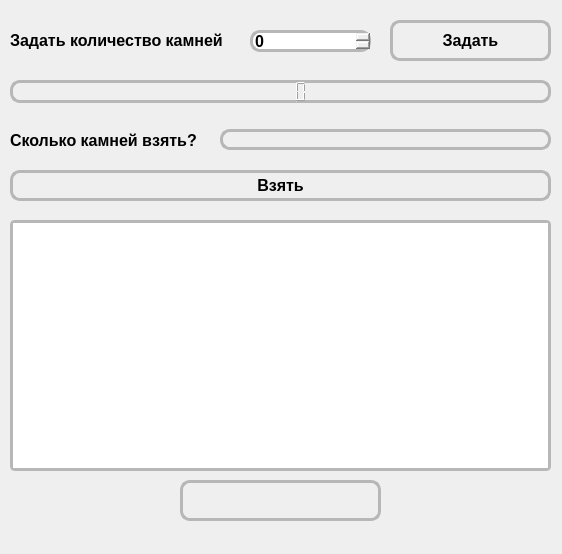
Above: Pseudonym.ui from Kimiroshi/Cupol before the change. Below: the same form after it.
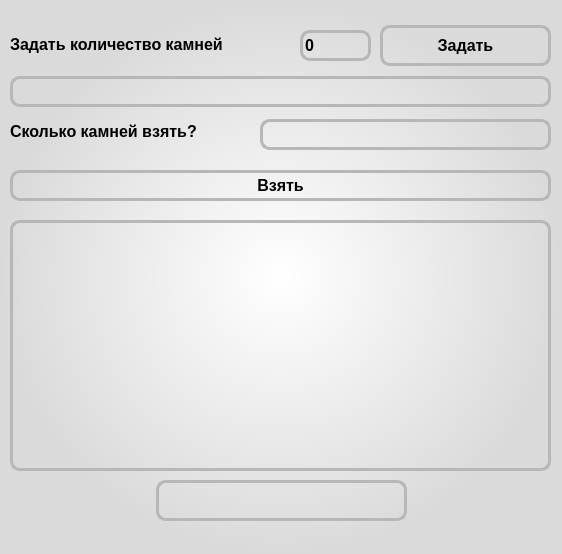
That is the form after the change.

```diff
--- a/Pseudonym.ui
+++ b/Pseudonym.ui
@@ -13,12 +13,15 @@
   <property name="windowTitle">
    <string>Псевдоним</string>
   </property>
+  <property name="styleSheet">
+   <string notr="true">background-color: qradialgradient(spread:pad, cx:0.5, cy:0.5, radius:0.5, fx:0.5, fy:0.5, stop:0 rgba(255, 255, 255, 255), stop:1 rgba(218, 218, 218, 255));</string>
+  </property>
   <widget class="QLabel" name="stones_label">
    <property name="geometry">
     <rect>
      <x>10</x>
-     <y>30</y>
-     <width>231</width>
+     <y>34</y>
+     <width>281</width>
      <height>21</height>
     </rect>
    </property>
@@ -29,6 +32,9 @@
      <bold>true</bold>
     </font>
    </property>
+   <property name="styleSheet">
+    <string notr="true">background-color: rgba(0,0,0,0)</string>
+   </property>
    <property name="text">
     <string>Задать количество камней</string>
    </property>
@@ -36,10 +42,10 @@
   <widget class="QSpinBox" name="stones">
    <property name="geometry">
     <rect>
-     <x>250</x>
+     <x>300</x>
      <y>30</y>
-     <width>121</width>
-     <height>22</height>
+     <width>71</width>
+     <height>31</height>
     </rect>
    </property>
    <property name="font">
@@ -50,7 +56,7 @@
     </font>
    </property>
    <property name="styleSheet">
-    <string notr="true">background: none;
+    <string notr="true">background: rgba(0, 0, 0, 0);
 border-radius: 10px;
 border: 3px solid #b7b7b7;
 </string>
@@ -59,9 +65,9 @@
   <widget class="QPushButton" name="startButton">
    <property name="geometry">
     <rect>
-     <x>390</x>
-     <y>20</y>
-     <width>161</width>
+     <x>380</x>
+     <y>25</y>
+     <width>171</width>
      <height>41</height>
     </rect>
    </property>
@@ -86,35 +92,12 @@
     <string>Задать</string>
    </property>
   </widget>
-  <widget class="QLCDNumber" name="remainLcd">
-   <property name="geometry">
-    <rect>
-     <x>10</x>
-     <y>80</y>
-     <width>541</width>
-     <height>23</height>
-    </rect>
-   </property>
-   <property name="font">
-    <font>
-     <pointsize>12</pointsize>
-     <weight>75</weight>
-     <bold>true</bold>
-    </font>
-   </property>
-   <property name="styleSheet">
-    <string notr="true">background: rgba(0, 0, 0, 0);
-border-radius: 10px;
-border: 3px solid #b7b7b7;
-</string>
-   </property>
-  </widget>
   <widget class="QLabel" name="takeInput_label">
    <property name="geometry">
     <rect>
      <x>10</x>
-     <y>120</y>
-     <width>201</width>
+     <y>111</y>
+     <width>251</width>
      <height>41</height>
     </rect>
    </property>
@@ -125,36 +108,13 @@
      <bold>true</bold>
     </font>
    </property>
+   <property name="styleSheet">
+    <string notr="true">background-color: rgba(0,0,0,0)</string>
+   </property>
    <property name="text">
     <string>Сколько камней взять?</string>
    </property>
   </widget>
-  <widget class="QLineEdit" name="takeInput">
-   <property name="geometry">
-    <rect>
-     <x>220</x>
-     <y>129</y>
-     <width>331</width>
-     <height>21</height>
-    </rect>
-   </property>
-   <property name="font">
-    <font>
-     <pointsize>12</pointsize>
-     <weight>75</weight>
-     <bold>true</bold>
-    </font>
-   </property>
-   <property name="styleSheet">
-    <string notr="true">background: rgba(0, 0, 0, 0);
-border-radius: 10px;
-border: 3px solid #b7b7b7;
-</string>
-   </property>
-   <property name="text">
-    <string/>
-   </property>
-  </widget>
   <widget class="QPushButton" name="takeButton">
    <property name="geometry">
     <rect>
@@ -202,8 +162,8 @@
     </font>
    </property>
    <property name="styleSheet">
-    <string notr="true">background: none;
-border-radius: 5px;
+    <string notr="true">background: rgba(0, 0, 0, 0);
+border-radius: 10px;
 border: 3px solid #b7b7b7;
 </string>
    </property>
@@ -211,9 +171,9 @@
   <widget class="QLabel" name="resultLabel">
    <property name="geometry">
     <rect>
-     <x>180</x>
+     <x>156</x>
      <y>480</y>
-     <width>201</width>
+     <width>251</width>
      <height>41</height>
     </rect>
    </property>
@@ -234,6 +194,61 @@
     <string/>
    </property>
   </widget>
+  <widget class="QLineEdit" name="remainLcd">
+   <property name="geometry">
+    <rect>
+     <x>10</x>
+     <y>76</y>
+     <width>541</width>
+     <height>31</height>
+    </rect>
+   </property>
+   <property name="font">
+    <font>
+     <pointsize>12</pointsize>
+     <weight>75</weight>
+     <bold>true</bold>
+    </font>
+   </property>
+   <property name="styleSheet">
+    <string notr="true">background: rgba(0, 0, 0, 0);
+border-radius: 10px;
+border: 3px solid #b7b7b7;
+</string>
+   </property>
+   <property name="text">
+    <string/>
+   </property>
+   <property name="readOnly">
+    <bool>true</bool>
+   </property>
+  </widget>
+  <widget class="QLineEdit" name="takeInput">
+   <property name="geometry">
+    <rect>
+     <x>260</x>
+     <y>119</y>
+     <width>291</width>
+     <height>31</height>
+    </rect>
+   </property>
+   <property name="font">
+    <font>
+     <pointsize>12</pointsize>
+     <weight>75</weight>
+     <bold>true</bold>
+    </font>
+   </property>
+   <property name="styleSheet">
+    <string notr="true">background: rgba(0, 0, 0, 0);
+border-radius: 10px;
+border: 3px solid #b7b7b7;
+</string>
+   </property>
+   <property name="text">
+    <string/>
+   </property>
+  </widget>
  </widget>
  <resources/>
  <connections/>
```
